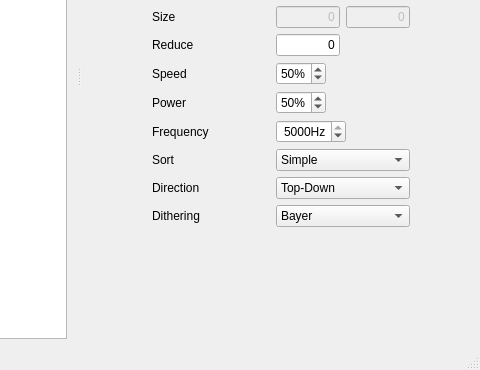
The window that src/gui/CtrlCut.ui (kallaballa/ctrl-cut) describes before a commit, drawn with Qt 5; both pictures show x 198 to 678 and y 245 to 615 of the 678 by 615 pixel window.
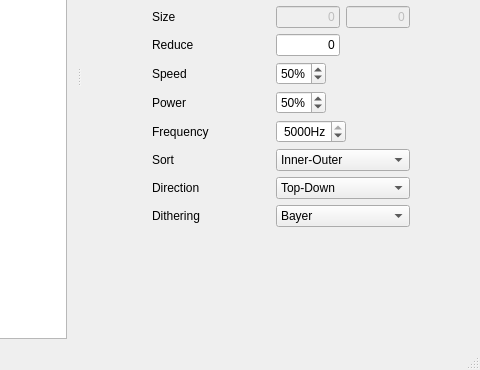
The same window after the commit. Icons and pictures are not drawn. Custom widgets are drawn as their Qt base class.

Commit message: removed simple and nearest path sorting from gui

Patch:
```diff
--- a/src/gui/CtrlCut.ui
+++ b/src/gui/CtrlCut.ui
@@ -609,11 +609,6 @@
          <property name="sizeAdjustPolicy">
           <enum>QComboBox::AdjustToContentsOnFirstShow</enum>
          </property>
-         <item>
-          <property name="text">
-           <string>Simple</string>
-          </property>
-         </item>
          <item>
           <property name="text">
            <string>Inner-Outer</string>
```
Left out of the diff: 5 changed lines with no effect on the pictures. The commit also changes 1 other file.
